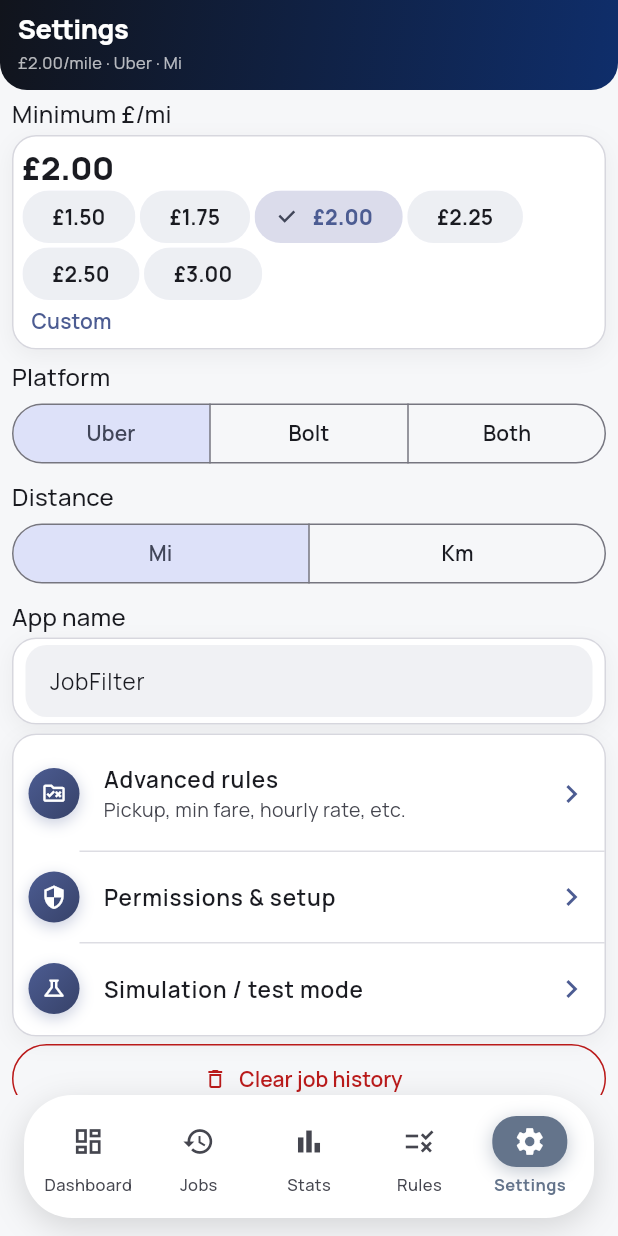
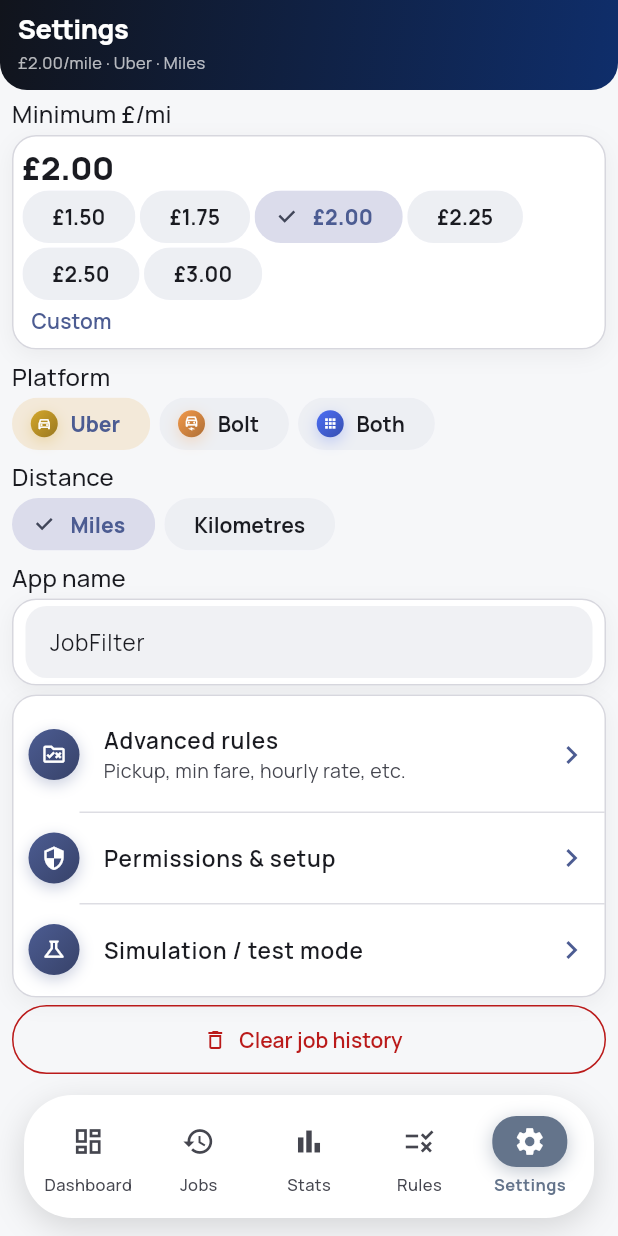
Before and after one commit to muj3009/myProjects, a Flutter app: the screen it shows after launch, item 5 of the bottom bar chosen, after a tap on "Uber", on a phone screen of 412 x 824 dp. Run offline on Flutter 3.47's test engine with Material 3 defaults, Android fonts, the phone set to English and light mode, and no system bars; our stand-ins replace equatable, fl_chart, flutter_riverpod, sqflite; missing offline and left inert: google_mlkit_text_recognition; accounts and stored records are empty.

```diff
--- a/lib/presentation/screens/dashboard/dashboard_screen.dart
+++ b/lib/presentation/screens/dashboard/dashboard_screen.dart
@@ -98,7 +98,8 @@ class DashboardScreen extends ConsumerWidget {
                     GradientButton(
                       icon: Icons.play_circle_outline,
                       label: 'START AUTOMATION',
-                      baseColor: StatusColors.accepted,
+                      baseColor: const Color(0xFF5DC122),
+                      borderRadius: 16,
                       onPressed: controller.start,
                     ),
                   if (automation.isSupported && !automation.isActive) ...[
--- a/lib/presentation/screens/settings/settings_screen.dart
+++ b/lib/presentation/screens/settings/settings_screen.dart
@@ -1,4 +1,3 @@
-import 'package:flutter/foundation.dart';
 import 'package:flutter/material.dart';
 import 'package:flutter/services.dart';
 import 'package:flutter_riverpod/flutter_riverpod.dart';
@@ -11,13 +10,12 @@ import '../../../domain/enums/platform_type.dart';
 import '../../widgets/hero_header.dart';
 import '../../widgets/section_card.dart';
 import '../../widgets/tinted_icon_circle.dart';
-import '../debug/debug_screen.dart';
 import '../permissions/permissions_screen.dart';
 import '../simulation/simulation_screen.dart';
 
 /// Driver Settings (spec section 5) plus the app-wide preferences (name,
 /// platform selection, distance unit) and links to the guided permissions
-/// setup, Simulation Mode, and the debug screen (debug builds only).
+/// setup, Simulation Mode.
 class SettingsScreen extends ConsumerWidget {
   const SettingsScreen({super.key});
 
@@ -28,6 +26,29 @@ class SettingsScreen extends ConsumerWidget {
     final settings = ref.watch(settingsControllerProvider);
     final controller = ref.read(settingsControllerProvider.notifier);
     final minRule = settings.rules.minimumPoundsPerMile;
+
+    Color _colorForPlatform(PlatformSelection p) => switch (p) {
+      PlatformSelection.uber => const Color(0xFFD4A72C),
+      PlatformSelection.bolt => const Color(0xFFF2994A),
+      PlatformSelection.both => const Color(0xFF4C6EF5),
+    };
+
+    IconData _iconForPlatform(PlatformSelection p) => switch (p) {
+      PlatformSelection.uber => Icons.directions_car_filled_outlined,
+      PlatformSelection.bolt => Icons.electric_car_outlined,
+      PlatformSelection.both => Icons.apps,
+    };
+
+    String _labelForPlatform(PlatformSelection p) => switch (p) {
+      PlatformSelection.uber => 'Uber',
+      PlatformSelection.bolt => 'Bolt',
+      PlatformSelection.both => 'Both',
+    };
+
+    String _labelForDistance(DistanceUnit d) => switch (d) {
+      DistanceUnit.miles => 'Miles',
+      DistanceUnit.kilometres => 'Kilometres',
+    };
 
     return AnnotatedRegion<SystemUiOverlayStyle>(
       value: SystemUiOverlayStyle.light,
@@ -47,12 +68,8 @@ class SettingsScreen extends ConsumerWidget {
                   const SizedBox(height: 2),
                   Text(
                     '£${minRule.value.toStringAsFixed(2)}/mile · '
-                    '${switch (settings.platformSelection) {
-                      PlatformSelection.uber => 'Uber',
-                      PlatformSelection.bolt => 'Bolt',
-                      PlatformSelection.both => 'Both',
-                    }} · '
-                    '${settings.distanceUnit == DistanceUnit.miles ? 'Mi' : 'Km'}',
+                    '${_labelForPlatform(settings.platformSelection)} · '
+                    '${_labelForDistance(settings.distanceUnit)}',
                     style: const TextStyle(color: Colors.white70, fontSize: 11),
                   ),
                 ],
@@ -111,29 +128,56 @@ class SettingsScreen extends ConsumerWidget {
           const SizedBox(height: 6),
           Text('Platform', style: Theme.of(context).textTheme.titleMedium),
           const SizedBox(height: 2),
-          SegmentedButton<PlatformSelection>(
-            showSelectedIcon: false,
-            segments: const [
-              ButtonSegment(value: PlatformSelection.uber, label: Text('Uber')),
-              ButtonSegment(value: PlatformSelection.bolt, label: Text('Bolt')),
-              ButtonSegment(value: PlatformSelection.both, label: Text('Both')),
+          Wrap(
+            spacing: 6,
+            runSpacing: 6,
+            children: [
+              for (final platform in [
+                PlatformSelection.uber,
+                PlatformSelection.bolt,
+                PlatformSelection.both
+              ]) ...[
+                ChoiceChip(
+                  avatar: TintedIconCircle(
+                    icon: _iconForPlatform(platform),
+                    color: _colorForPlatform(platform),
+                    diameter: 18,
+                    iconSize: 10,
+                  ),
+                  showCheckmark: false,
+                  label: Text(_labelForPlatform(platform)),
+                  selected: settings.platformSelection == platform,
+                  selectedColor: _colorForPlatform(platform).withValues(alpha: 0.18),
+                  onSelected: (_) => controller.update(
+                    (s) => s.copyWith(platformSelection: platform),
+                  ),
+                  materialTapTargetSize: MaterialTapTargetSize.shrinkWrap,
+                ),
+              ],
             ],
-            selected: {settings.platformSelection},
-            onSelectionChanged: (s) =>
-                controller.update((st) => st.copyWith(platformSelection: s.first)),
           ),
           const SizedBox(height: 6),
           Text('Distance', style: Theme.of(context).textTheme.titleMedium),
           const SizedBox(height: 2),
-          SegmentedButton<DistanceUnit>(
-            showSelectedIcon: false,
-            segments: const [
-              ButtonSegment(value: DistanceUnit.miles, label: Text('Mi')),
-              ButtonSegment(value: DistanceUnit.kilometres, label: Text('Km')),
+          Wrap(
+            spacing: 6,
+            runSpacing: 6,
+            children: [
+              for (final unit in [
+                DistanceUnit.miles,
+                DistanceUnit.kilometres,
+              ]) ...[
+                ChoiceChip(
+                  label: Text(_labelForDistance(unit)),
+                  selected: settings.distanceUnit == unit,
+                  selectedColor: Theme.of(context).colorScheme.primary.withValues(alpha: 0.18),
+                  onSelected: (_) => controller.update(
+                    (s) => s.copyWith(distanceUnit: unit),
+                  ),
+                  materialTapTargetSize: MaterialTapTargetSize.shrinkWrap,
+                ),
+              ],
             ],
-            selected: {settings.distanceUnit},
-            onSelectionChanged: (s) =>
-                controller.update((st) => st.copyWith(distanceUnit: s.first)),
           ),
           const SizedBox(height: 6),
           Text('App name', style: Theme.of(context).textTheme.titleMedium),
@@ -175,15 +219,6 @@ class SettingsScreen extends ConsumerWidget {
                   onTap: () => Navigator.of(context).push(
                     MaterialPageRoute(builder: (_) => const SimulationScreen())),
                 ),
-                if (kDebugMode) ...[
-                  const Divider(height: 1, indent: 44),
-                  _SettingsLinkTile(
-                    icon: Icons.bug_report_outlined,
-                    title: 'Developer debug screen',
-                    onTap: () => Navigator.of(context).push(
-                      MaterialPageRoute(builder: (_) => const DebugScreen())),
-                  ),
-                ],
               ],
             ),
           ),
--- a/lib/presentation/widgets/gradient_button.dart
+++ b/lib/presentation/widgets/gradient_button.dart
@@ -11,19 +11,21 @@ class GradientButton extends StatelessWidget {
     required this.label,
     required this.onPressed,
     required this.baseColor,
+    this.borderRadius = 16,
   });
 
   final IconData icon;
   final String label;
   final VoidCallback onPressed;
   final Color baseColor;
+  final double borderRadius;
 
   @override
   Widget build(BuildContext context) {
     return Material(
       color: Colors.transparent,
       child: InkWell(
-        borderRadius: BorderRadius.circular(100),
+        borderRadius: BorderRadius.circular(borderRadius),
         onTap: onPressed,
         child: Ink(
           height: 52,
@@ -33,7 +35,7 @@ class GradientButton extends StatelessWidget {
               end: Alignment.bottomCenter,
               colors: [Color.lerp(baseColor, Colors.white, 0.16)!, baseColor],
             ),
-            borderRadius: BorderRadius.circular(100),
+            borderRadius: BorderRadius.circular(borderRadius),
             boxShadow: [
               BoxShadow(
                 color: baseColor.withValues(alpha: 0.4),
```
